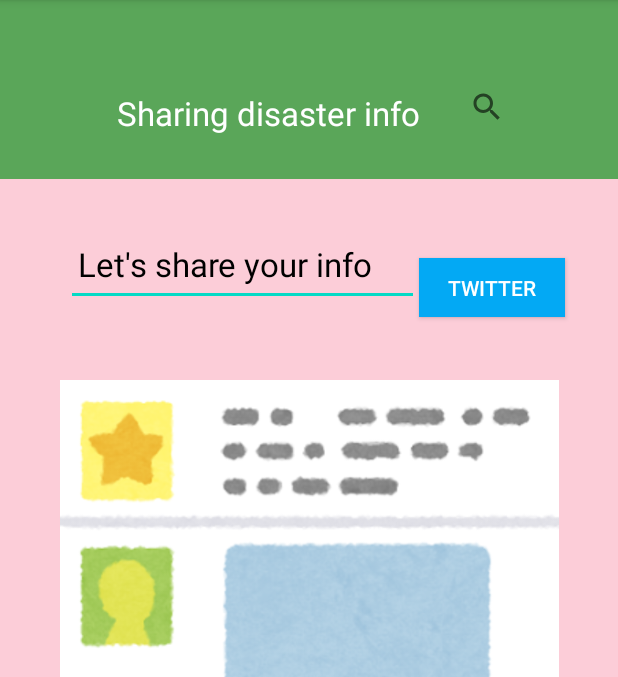
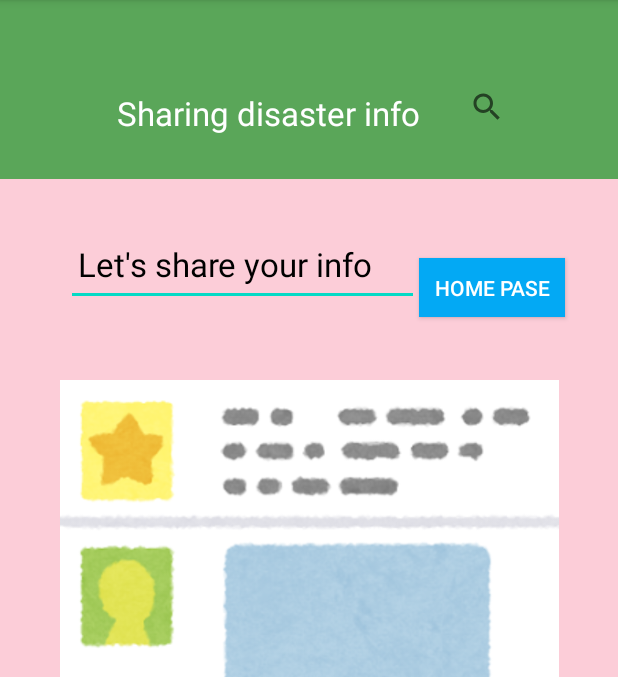
Before and after one commit to KUASE-AndroidDev2020/Project11, an Android app: the SharingDisasterInfo screen opened directly, with no data from a screen before it, on a phone screen of 412 x 824 dp, the part 84-761 px from its top. Run offline under Robolectric (Android 15) with nearby library versions, the phone set to English and light mode, and no system bars.

Commit message:
OnClick_Home Pase

```diff
--- a/app/src/main/res/layout/activity_sharing_disaster_info.xml
+++ b/app/src/main/res/layout/activity_sharing_disaster_info.xml
@@ -14,6 +14,7 @@
         android:text="Let's share your info"
         android:textAppearance="@style/TextAppearance.AppCompat.Large"
         android:textColor="#000000"
+
         app:layout_constraintBottom_toBottomOf="parent"
         app:layout_constraintEnd_toEndOf="parent"
         app:layout_constraintHorizontal_bias="0.24"
@@ -39,7 +40,8 @@
         android:layout_width="97dp"
         android:layout_height="39dp"
         android:background="#03A9F4"
-        android:text="twitter"
+        android:onClick="goToLink3"
+        android:text="Home pase"
         android:textColor="#FFFFFF"
         app:layout_constraintBottom_toBottomOf="parent"
         app:layout_constraintEnd_toEndOf="parent"
```
Also changed, not shown: app/src/main/java/com/example/project11/SharingDisasterInfo.java (+9 -0 lines).
